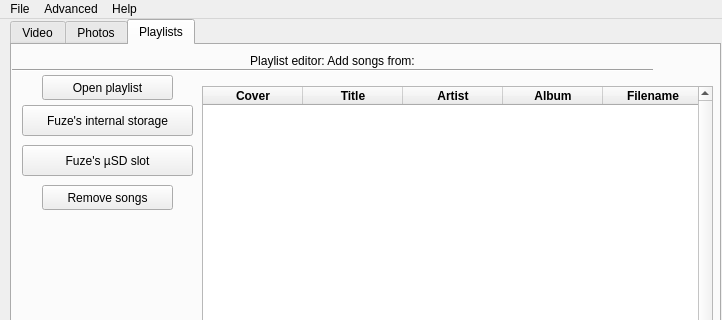
The window that GUI/MainWindow.ui (willfurnass/video4fuze) describes before a commit, drawn with Qt 5; both pictures show x 0 to 722 and y 0 to 320 of the 722 by 630 pixel window.
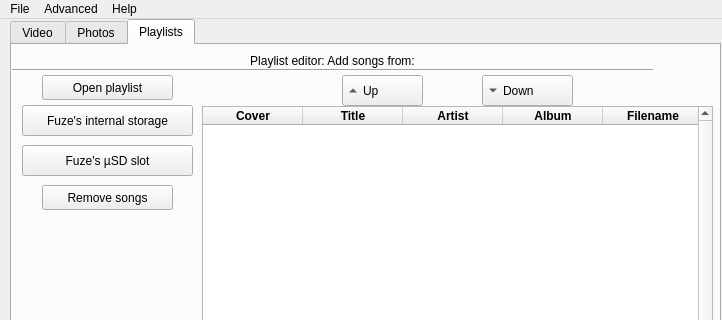
The same window after the commit. The open tabs and pages were chosen to show the change. Icons and pictures are not drawn.

```diff
--- a/GUI/MainWindow.ui
+++ b/GUI/MainWindow.ui
@@ -518,9 +518,9 @@
       <property name="geometry">
        <rect>
         <x>190</x>
-        <y>41</y>
+        <y>61</y>
         <width>511</width>
-        <height>511</height>
+        <height>491</height>
        </rect>
       </property>
       <property name="autoFillBackground">
@@ -675,6 +675,50 @@
        <string>Open playlist</string>
       </property>
      </widget>
+     <widget class="QToolButton" name="UpButton">
+      <property name="geometry">
+       <rect>
+        <x>330</x>
+        <y>30</y>
+        <width>81</width>
+        <height>31</height>
+       </rect>
+      </property>
+      <property name="text">
+       <string>Up</string>
+      </property>
+      <property name="toolButtonStyle">
+       <enum>Qt::ToolButtonTextBesideIcon</enum>
+      </property>
+      <property name="autoRaise">
+       <bool>false</bool>
+      </property>
+      <property name="arrowType">
+       <enum>Qt::UpArrow</enum>
+      </property>
+     </widget>
+     <widget class="QToolButton" name="DownButton">
+      <property name="geometry">
+       <rect>
+        <x>470</x>
+        <y>30</y>
+        <width>91</width>
+        <height>31</height>
+       </rect>
+      </property>
+      <property name="text">
+       <string>Down</string>
+      </property>
+      <property name="toolButtonStyle">
+       <enum>Qt::ToolButtonTextBesideIcon</enum>
+      </property>
+      <property name="autoRaise">
+       <bool>false</bool>
+      </property>
+      <property name="arrowType">
+       <enum>Qt::DownArrow</enum>
+      </property>
+     </widget>
     </widget>
    </widget>
   </widget>
```
Left out of the diff: 7 changed lines with no effect on the pictures.
